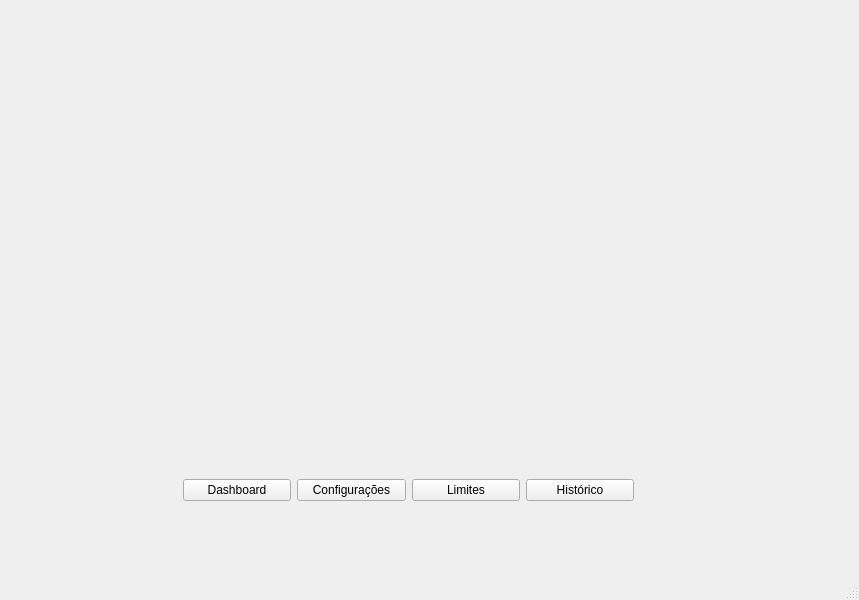
Above: ui/main_window.ui from Zennin15/Sistema-de-Supervisao-e-Controle-Desktop before the change. Below: the same form after it.
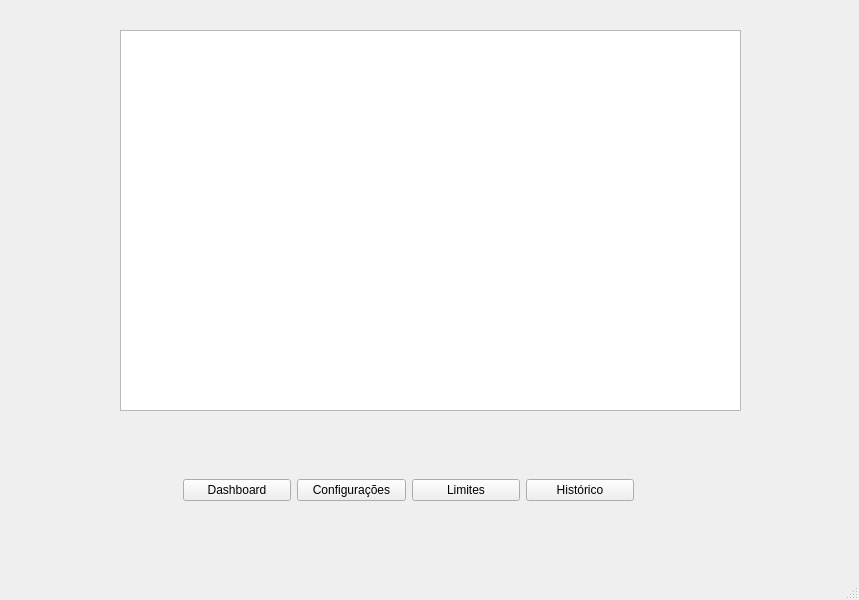
That is the form after the change.

What changed in the file:
```diff
--- a/ui/main_window.ui
+++ b/ui/main_window.ui
@@ -54,6 +54,16 @@
      </item>
     </layout>
    </widget>
+   <widget class="QTableWidget" name="tableEventos">
+    <property name="geometry">
+     <rect>
+      <x>120</x>
+      <y>30</y>
+      <width>621</width>
+      <height>381</height>
+     </rect>
+    </property>
+   </widget>
   </widget>
   <widget class="QMenuBar" name="menubar">
    <property name="geometry">
```
Left out of the diff: 2 changed lines with no effect on the pictures.
